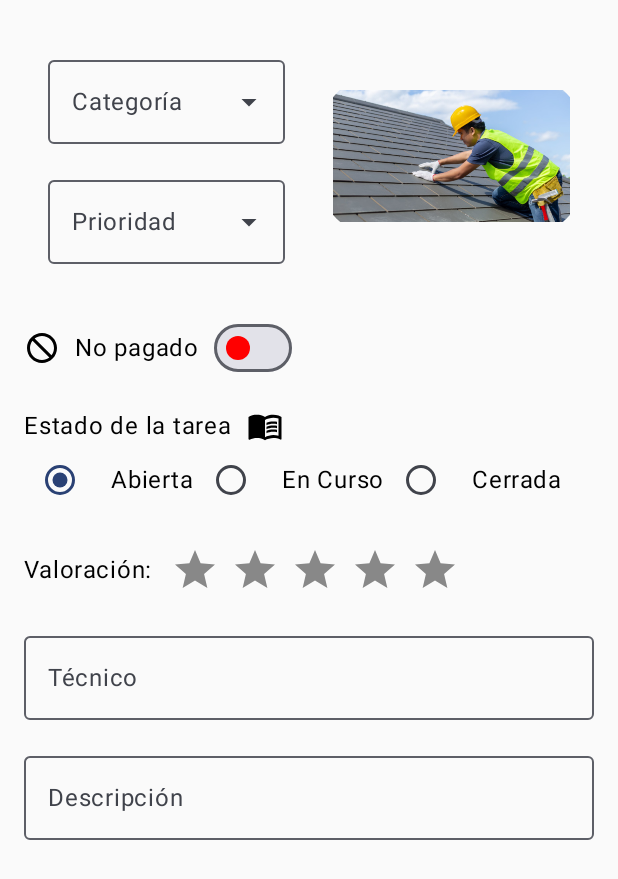
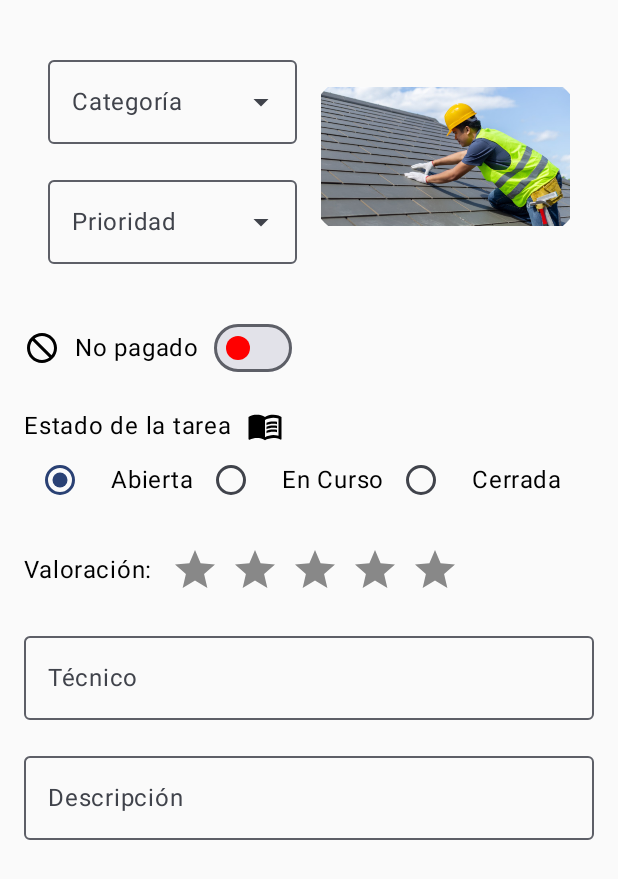
Before and after one commit to sochoa2024-SabrineBouragbaAnhari/P10-BD-Room, an Android app built with Jetpack Compose: the screen it shows after launch (MainActivity), on a phone screen of 412 x 824 dp. Shown: the top 879 px of the screen. Run offline under Robolectric (Android 15) with nearby library versions, the phone set to English and light mode, and no system bars.

Commit message:
Fin de la tarea, faltarian los comentarios

```diff
--- a/app/src/main/java/net/iesseveroochoa/sabrinebouragba/tareasv01/ui/components/DynamicSelectedTextField.kt
+++ b/app/src/main/java/net/iesseveroochoa/sabrinebouragba/tareasv01/ui/components/DynamicSelectedTextField.kt
@@ -6,7 +6,6 @@ import androidx.compose.foundation.layout.Arrangement
 import androidx.compose.foundation.layout.Column
 import androidx.compose.foundation.layout.Row
 import androidx.compose.foundation.layout.Spacer
-import androidx.compose.foundation.layout.fillMaxSize
 import androidx.compose.foundation.layout.fillMaxWidth
 import androidx.compose.foundation.layout.height
 import androidx.compose.foundation.layout.padding
@@ -41,7 +40,10 @@ import net.iesseveroochoa.sabrinebouragba.tareasv01.ui.theme.ColorPrioridadAlta
 import net.iesseveroochoa.sabrinebouragba.tareasv01.ui.theme.TareasV01Theme
 
 @Composable
-fun MenuDesplegable(modifier: Modifier = Modifier) {
+fun MenuDesplegable(
+    onPrioridadChange: (String) -> Unit,
+    modifier: Modifier = Modifier
+) {
     val categorias = stringArrayResource(R.array.categorias_array)
     val prioridades = stringArrayResource(R.array.prioridades_array)
 
@@ -50,6 +52,8 @@ fun MenuDesplegable(modifier: Modifier = Modifier) {
 
 
     val colorFondo = if (prioridadSeleccionada == "Alta") ColorPrioridadAlta else Color.Transparent
+
+    onPrioridadChange(prioridadSeleccionada)
 
     Column(
         modifier = modifier
@@ -85,7 +89,7 @@ fun MenuDesplegable(modifier: Modifier = Modifier) {
                 )
             }
 
-            Spacer(modifier = Modifier.width(16.dp)) // Añadir espacio entre los dropdowns y la imagen
+//            Spacer(modifier = Modifier.width(16.dp)) // Añadir espacio entre los dropdowns y la imagen
 
             Image(
                 painter = painterResource(R.drawable.techo),
@@ -196,6 +200,7 @@ fun DynamiSelectedTextField(
 @Composable
 fun PantallaInicialPreview() {
     TareasV01Theme {
-        MenuDesplegable()
+        MenuDesplegable(onPrioridadChange = { nuevaPrioridad ->
+        })
     }
 }
--- a/app/src/main/java/net/iesseveroochoa/sabrinebouragba/tareasv01/ui/screens/tarea/Tarea.kt
+++ b/app/src/main/java/net/iesseveroochoa/sabrinebouragba/tareasv01/ui/screens/tarea/Tarea.kt
@@ -1,5 +1,6 @@
 package net.iesseveroochoa.sabrinebouragba.tareasv01.ui.screens.tarea
 
+import androidx.compose.foundation.background
 import androidx.compose.foundation.layout.Arrangement
 import androidx.compose.foundation.layout.Column
 import androidx.compose.foundation.layout.Row
@@ -11,8 +12,13 @@ import androidx.compose.foundation.layout.padding
 import androidx.compose.foundation.layout.width
 import androidx.compose.material3.Text
 import androidx.compose.runtime.Composable
+import androidx.compose.runtime.getValue
+import androidx.compose.runtime.mutableStateOf
+import androidx.compose.runtime.remember
+import androidx.compose.runtime.setValue
 import androidx.compose.ui.Alignment
 import androidx.compose.ui.Modifier
+import androidx.compose.ui.graphics.Color
 import androidx.compose.ui.tooling.preview.Preview
 import androidx.compose.ui.unit.dp
 import net.iesseveroochoa.sabrinebouragba.tareasv01.ui.components.ControlSwitch
@@ -21,21 +27,28 @@ import net.iesseveroochoa.sabrinebouragba.tareasv01.ui.components.MenuDesplegabl
 import net.iesseveroochoa.sabrinebouragba.tareasv01.ui.components.RatingBar
 import net.iesseveroochoa.sabrinebouragba.tareasv01.ui.components.UnaLinea
 import net.iesseveroochoa.sabrinebouragba.tareasv01.ui.components.VariasLineas
+import net.iesseveroochoa.sabrinebouragba.tareasv01.ui.theme.ColorPrioridadAlta
 import net.iesseveroochoa.sabrinebouragba.tareasv01.ui.theme.TareasV01Theme
 
 @Composable
 fun PantallaInicial() {
+    var prioridadSeleccionada by remember { mutableStateOf("") }
+
+    val colorFondo= if (prioridadSeleccionada== "Alta") ColorPrioridadAlta else Color.Transparent
+
     Column (
         modifier = Modifier
             .fillMaxSize()
+            .background(colorFondo)
             .padding(16.dp) // Espaciado global para evitar que los elementos queden pegados a los bordes
     ) {
         // Fila para el menú desplegable
         Row(
-            modifier = Modifier
-                .fillMaxWidth()
+            modifier = Modifier.fillMaxWidth()
         ) {
-            MenuDesplegable()
+            MenuDesplegable(onPrioridadChange = { nuevaPrioridad ->
+                prioridadSeleccionada = nuevaPrioridad
+            })
         }
 
         Spacer(modifier = Modifier.height(16.dp)) // Espaciado entre secciones
```
